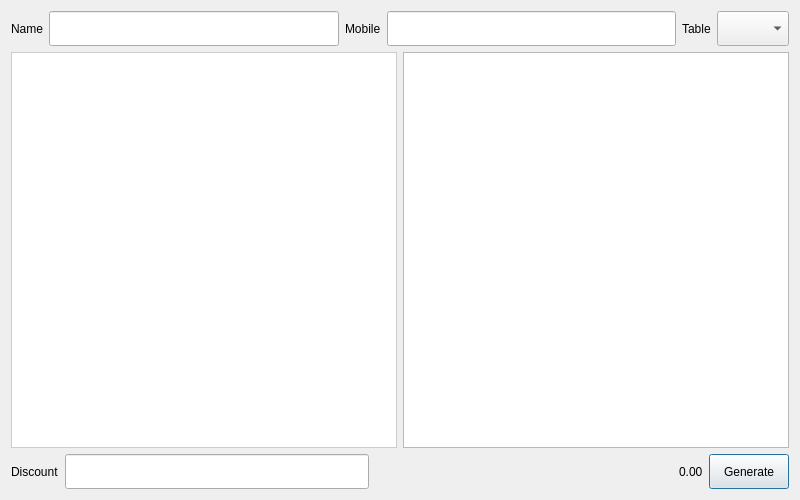
Old version of the form ui/create_order.ui in the repository ajayrandhawa/Python-Qt-Restaurant-Biiling-Software.
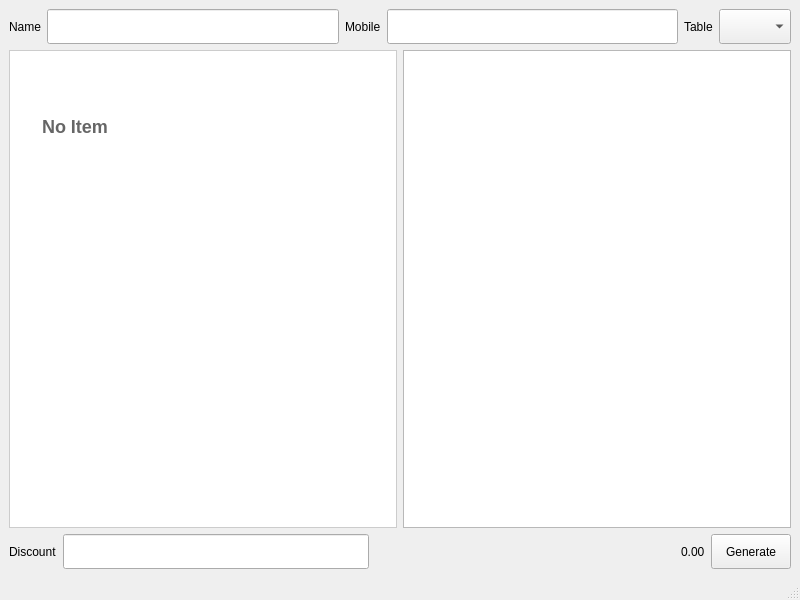
New version of the form. Icons and pictures are not drawn.

The edit to the form file:
```diff
--- a/ui/create_order.ui
+++ b/ui/create_order.ui
@@ -1,27 +1,22 @@
 <?xml version="1.0" encoding="UTF-8"?>
 <ui version="4.0">
- <class>Dialog</class>
- <widget class="QDialog" name="Dialog">
+ <class>Create_Order</class>
+ <widget class="QMainWindow" name="Create_Order">
   <property name="geometry">
    <rect>
     <x>0</x>
     <y>0</y>
     <width>800</width>
-    <height>500</height>
+    <height>600</height>
    </rect>
   </property>
-  <property name="minimumSize">
-   <size>
-    <width>800</width>
-    <height>500</height>
-   </size>
-  </property>
   <property name="windowTitle">
    <string>Create a Order</string>
   </property>
   <property name="modal">
    <bool>false</bool>
   </property>
+  <widget class="QWidget" name="centralwidget">
   <layout class="QHBoxLayout" name="horizontalLayout_4">
    <item>
     <layout class="QVBoxLayout" name="verticalLayout">
@@ -147,6 +142,14 @@
          <property name="wordWrap">
           <bool>true</bool>
          </property>
+          <property name="itemAlignment">
+           <set>Qt::AlignCenter</set>
+          </property>
+          <item>
+           <property name="text">
+            <string>No Item</string>
+           </property>
+          </item>
         </widget>
        </item>
        <item>
@@ -211,6 +214,8 @@
     </layout>
    </item>
   </layout>
+  </widget>
+  <widget class="QStatusBar" name="statusbar"/>
  </widget>
  <resources/>
  <connections/>
```
Left out of the diff: 7 changed lines with no effect on the pictures. Lines whose indentation alone changed are shown as unchanged.
